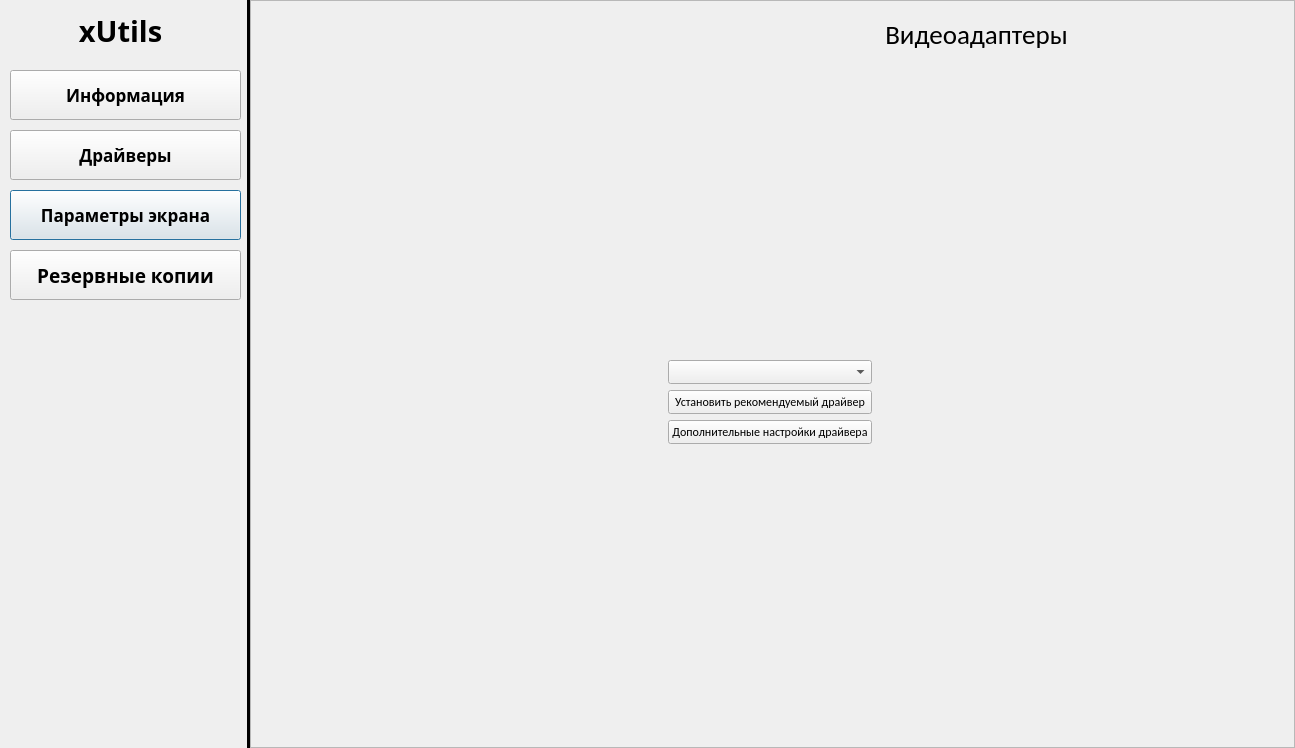
The window that ui/mainwindow.ui (Ilase/xUtiles) describes before a commit, drawn with Qt 5.
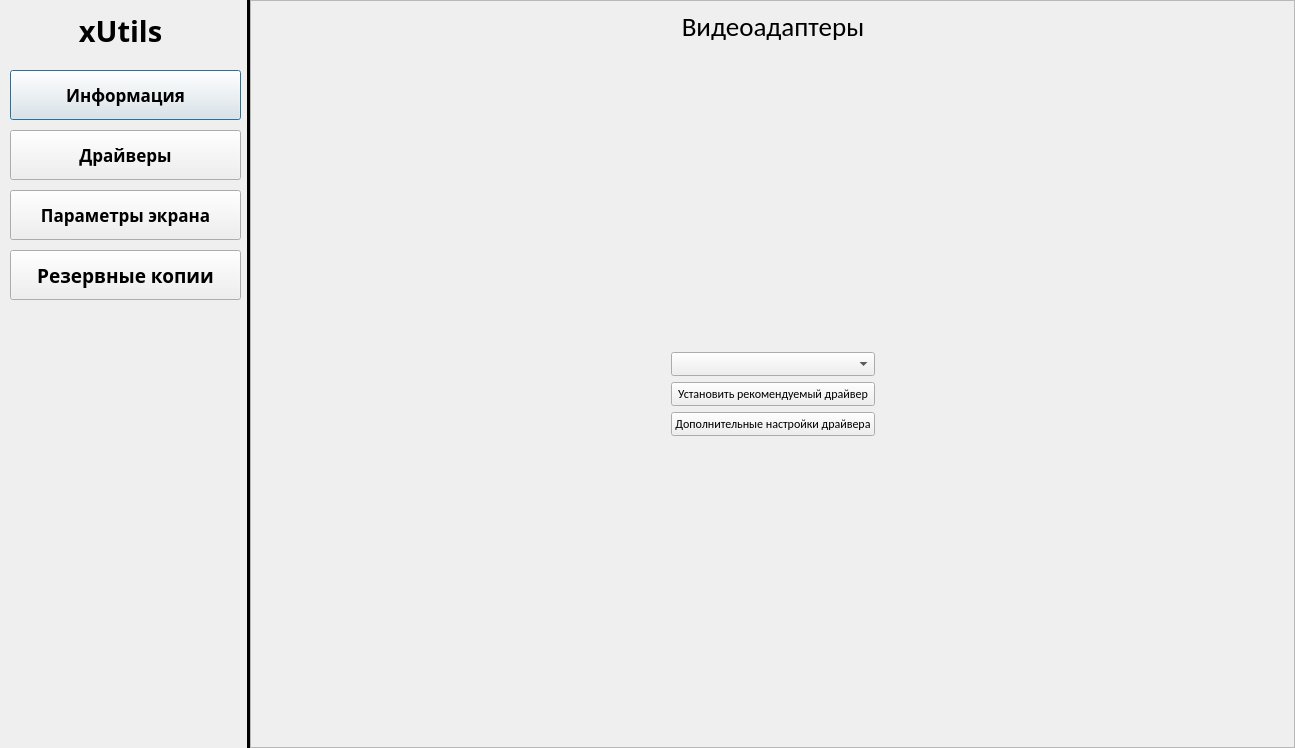
The same window after the commit. The open tabs and pages were chosen to show the change.

```diff
--- a/ui/mainwindow.ui
+++ b/ui/mainwindow.ui
@@ -123,6 +123,9 @@
          <property name="text">
           <string>Параметры экрана</string>
          </property>
+         <property name="autoDefault">
+          <bool>false</bool>
+         </property>
         </widget>
         <widget class="QLabel" name="LableLegion">
          <property name="geometry">
@@ -258,6 +261,18 @@
          <property name="text">
           <string>Информация</string>
          </property>
+         <property name="checkable">
+          <bool>false</bool>
+         </property>
+         <property name="checked">
+          <bool>false</bool>
+         </property>
+         <property name="autoExclusive">
+          <bool>false</bool>
+         </property>
+         <property name="default">
+          <bool>true</bool>
+         </property>
         </widget>
        </widget>
       </item>
@@ -674,10 +689,23 @@
                 <enum>QFrame::Raised</enum>
                </property>
                <layout class="QGridLayout" name="gridLayout_14">
-                <item row="2" column="1">
+                <item row="3" column="1">
+                 <spacer name="verticalSpacer">
+                  <property name="orientation">
+                   <enum>Qt::Vertical</enum>
+                  </property>
+                  <property name="sizeHint" stdset="0">
+                   <size>
+                    <width>20</width>
+                    <height>40</height>
+                   </size>
+                  </property>
+                 </spacer>
+                </item>
+                <item row="4" column="1">
                  <widget class="QComboBox" name="graphicDeviceSelect"/>
                 </item>
-                <item row="2" column="2">
+                <item row="4" column="2">
                  <spacer name="horizontalSpacer">
                   <property name="orientation">
                    <enum>Qt::Horizontal</enum>
@@ -690,21 +718,21 @@
                   </property>
                  </spacer>
                 </item>
-                <item row="3" column="1">
+                <item row="5" column="1">
                  <widget class="QPushButton" name="downloadRecomended">
                   <property name="text">
                    <string>Установить рекомендуемый драйвер</string>
                   </property>
                  </widget>
                 </item>
-                <item row="4" column="1">
+                <item row="6" column="1">
                  <widget class="QPushButton" name="additionalDriverSettings">
                   <property name="text">
                    <string>Дополнительные настройки драйвера</string>
                   </property>
                  </widget>
                 </item>
-                <item row="5" column="1">
+                <item row="7" column="1">
                  <spacer name="verticalSpacer_6">
                   <property name="orientation">
                    <enum>Qt::Vertical</enum>
@@ -717,42 +745,7 @@
                   </property>
                  </spacer>
                 </item>
-                <item row="0" column="1" colspan="2">
-                 <widget class="QFrame" name="frame_8">
-                  <property name="maximumSize">
-                   <size>
-                    <width>16777215</width>
-                    <height>50</height>
-                   </size>
-                  </property>
-                  <property name="frameShape">
-                   <enum>QFrame::NoFrame</enum>
-                  </property>
-                  <property name="frameShadow">
-                   <enum>QFrame::Raised</enum>
-                  </property>
-                  <layout class="QGridLayout" name="gridLayout_13">
-                   <item row="0" column="0">
-                    <widget class="QLabel" name="label_4">
-                     <property name="font">
-                      <font>
-                       <pointsize>20</pointsize>
-                       <weight>50</weight>
-                       <bold>false</bold>
-                      </font>
-                     </property>
-                     <property name="text">
-                      <string>Видеоадаптеры</string>
-                     </property>
-                     <property name="alignment">
-                      <set>Qt::AlignCenter</set>
-                     </property>
-                    </widget>
-                   </item>
-                  </layout>
-                 </widget>
-                </item>
-                <item row="4" column="0">
+                <item row="6" column="0">
                  <spacer name="horizontalSpacer_2">
                   <property name="orientation">
                    <enum>Qt::Horizontal</enum>
@@ -765,18 +758,22 @@
                   </property>
                  </spacer>
                 </item>
-                <item row="1" column="1">
-                 <spacer name="verticalSpacer_7">
-                  <property name="orientation">
-                   <enum>Qt::Vertical</enum>
+                <item row="0" column="1">
+                 <widget class="QLabel" name="label_4">
+                  <property name="font">
+                   <font>
+                    <pointsize>20</pointsize>
+                    <weight>50</weight>
+                    <bold>false</bold>
+                   </font>
                   </property>
-                  <property name="sizeHint" stdset="0">
-                   <size>
-                    <width>20</width>
-                    <height>40</height>
-                   </size>
+                  <property name="text">
+                   <string>Видеоадаптеры</string>
                   </property>
-                 </spacer>
+                  <property name="alignment">
+                   <set>Qt::AlignCenter</set>
+                  </property>
+                 </widget>
                 </item>
                </layout>
               </widget>
```
Left out of the diff: 44 changed lines with no effect on the pictures.
